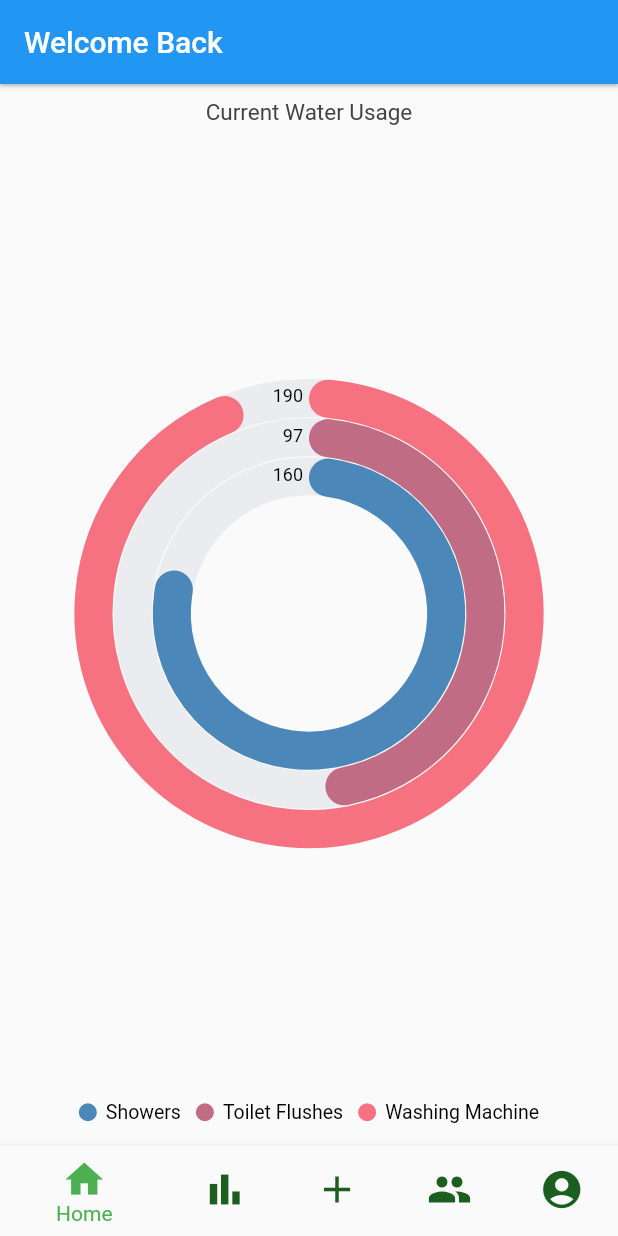
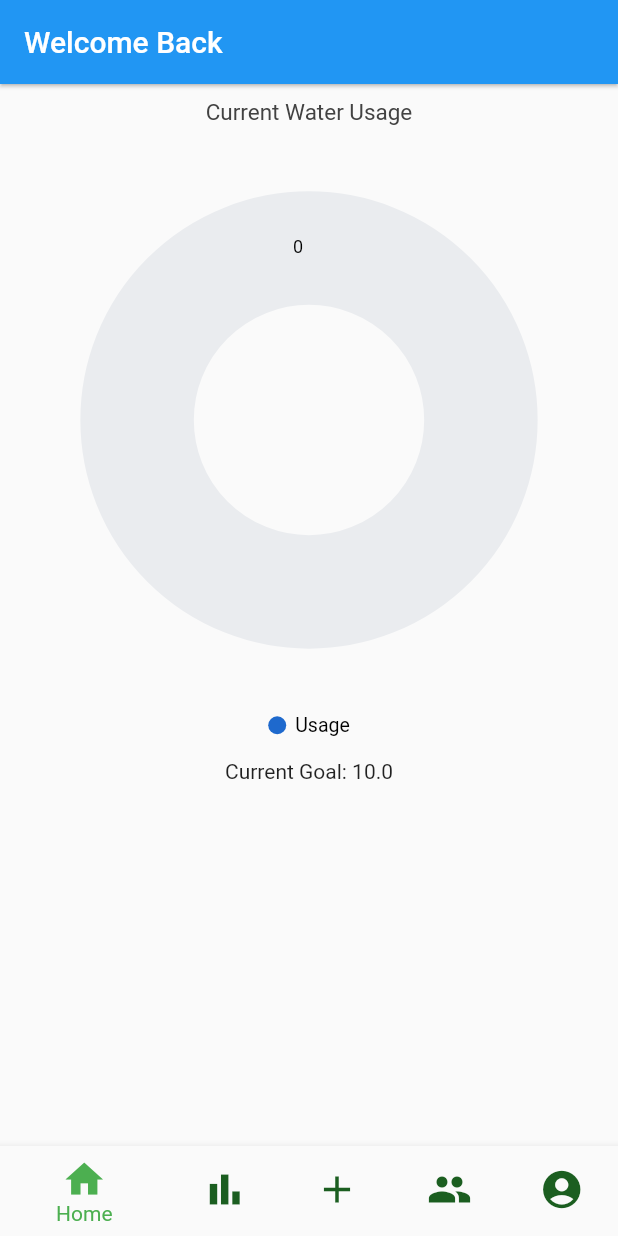
Before and after one commit to henryphilbrook02/WaterLog, a Flutter app: the mainPage screen opened directly with empty values, on a phone screen of 412 x 824 dp. Run offline on Flutter 3.47's test engine with Material 2 defaults, Android fonts, the phone set to English and light mode, and no system bars; our stand-ins replace firebase_auth, firebase_core, syncfusion_flutter_charts; accounts and stored records are empty; network calls fail.

Commit message:
Page is running with minimal errors
added a gaad amount of features to the home page but flutter is shit at using await so we need to figure a good way to handle it.

```diff
--- a/water_log_app/lib/home.dart
+++ b/water_log_app/lib/home.dart
@@ -1,7 +1,9 @@
+import 'dart:convert';
+
 import 'package:flutter/material.dart';
 import 'package:syncfusion_flutter_charts/charts.dart';
 import 'package:water_log_app/custom_theme.dart';
-
+import 'package:http/http.dart' as http;
 import 'package:water_log_app/models/userModel.dart' as userModel;
 
 
@@ -21,11 +23,13 @@ class homePage extends StatefulWidget {
   final email;
 
   userModel.User client;
+  var curGoal;
 
   homePage({
     Key? key,
     this.email,
     required this.client,
+    required this.curGoal,
   }) : super(key: key);
 
   @override
@@ -38,9 +42,10 @@ class _HomePageState extends State<homePage> {
 
   @override
   void initState() {
-    print(widget.client.getUserName());
+    //print(widget.curGoal);
     _chartData = getChartData();
     _tooltipBehavior = TooltipBehavior(enable: true);
+
     super.initState();
   }
 
@@ -51,7 +56,12 @@ class _HomePageState extends State<homePage> {
           title: Text("Welcome Back"),
           elevation: 1,
         ),
-        body: SfCircularChart(
+        body: SingleChildScrollView(
+          child:  Column(
+              children: <Widget>[
+                Container (
+                    height: 450,
+                    child: SfCircularChart(
                       title: ChartTitle(text: 'Current Water Usage'),
                       legend: Legend(
                           isVisible: true, overflowMode: LegendItemOverflowMode.wrap),
@@ -61,26 +71,64 @@ class _HomePageState extends State<homePage> {
                             dataSource: _chartData,
                             xValueMapper: (GDPData data, _) => data.continent,
                             yValueMapper: (GDPData data, _) => data.gdp,
+                            pointColorMapper: (GDPData data, _) => data.color,
                             cornerStyle: CornerStyle.bothCurve,
                             dataLabelSettings: DataLabelSettings(isVisible: true),
                             enableTooltip: true,
-                maximumValue: 200)
-          ],
-        ));
+                            maximumValue: widget.curGoal)
+                      ]
+                    )
+                ),
+                Container(
+                  child: Text(
+                    "Current Goal: "+ widget.curGoal.toString(),
+                    textAlign: TextAlign.center,
+                  ),
+                ),
+              ]
+          )
+        )
+    );
   }
 
   List<GDPData> getChartData() {
+    var color = Color.fromRGBO(30, 105, 205, 1);
+    if(widget.client.currentUsage > widget.curGoal){
+       color = Color.fromRGBO(242, 46, 46, 1);
+    }
+    else if (widget.client.currentUsage == widget.curGoal){
+      color = Color.fromRGBO(30, 205, 95, 1);
+    }
+
     final List<GDPData> chartData = [
-      GDPData('Showers', 160),
-      GDPData('Toilet Flushes', 97),
-      GDPData('Washing Machine', 190),
+      GDPData('Usage', widget.client.currentUsage, color)
     ];
+
     return chartData;
   }
 }
 
 class GDPData {
-  GDPData(this.continent, this.gdp);
+  GDPData(this.continent, this.gdp, this.color);
   final String continent;
   final int gdp;
+  final color;
 }
+
+Future<int> getCurGoal(String uname) async {
+  final response =
+  await http.get(Uri.parse('http://10.11.25.60:443/api/cur_goals/'+uname));
+
+  if (response.statusCode == 200) {
+    // If the server did return a 200 OK response,
+    // then parse the JSON.
+
+    var res = jsonDecode(response.body)[0];
+    return res['GOAL'];
+
+  } else {
+    // If the server did not return a 200 OK response,
+    // then throw an exception.
+    throw Exception('Failed to get goal');
+  }
+}
--- a/water_log_app/lib/main.dart
+++ b/water_log_app/lib/main.dart
@@ -1,3 +1,4 @@
+import 'dart:convert';
 import 'package:firebase_core/firebase_core.dart';
 import 'package:flutter/material.dart';
 import 'package:water_log_app/account.dart';
@@ -7,7 +8,7 @@ import 'package:water_log_app/log_in.dart';
 import 'package:water_log_app/friends.dart';
 import 'package:water_log_app/home.dart';
 import 'package:water_log_app/friend_stats.dart';
-
+import 'package:http/http.dart' as http;
 import 'package:water_log_app/models/userModel.dart' as userModel;
 
 void main() async {
@@ -39,14 +40,36 @@ class _mainPage extends State<mainPage> {
 
   @override
   void initState() {
+
+    double temp = 10.0;
+
     _pageOptions = [
-      homePage(client: widget.client),
+      homePage(client: widget.client, curGoal: temp),
       stats(),
       EntityCreationItem(),
       friends(),
       AccountPage(),
       statsFriends(),
     ];
+
+    Future.delayed(Duration.zero, () async {
+
+      double temp = (await getCurGoal(widget.client.userName)).toDouble();
+
+      //print(temp);
+      setState(() {
+        _pageOptions = [
+          homePage(client: widget.client, curGoal: temp),
+          stats(),
+          EntityCreationItem(),
+          friends(),
+          AccountPage(),
+          statsFriends(),
+        ];
+      });
+
+    });
+
   }
 
   @override
@@ -81,3 +104,22 @@ class _mainPage extends State<mainPage> {
         ));
   }
 }
+
+
+Future<int> getCurGoal(String uname) async {
+  final response =
+  await http.get(Uri.parse('http://10.11.25.60:443/api/cur_goals/'+uname));
+
+  if (response.statusCode == 200) {
+    // If the server did return a 200 OK response,
+    // then parse the JSON.
+
+    var res = jsonDecode(response.body)[0];
+    return res['GOAL'];
+
+  } else {
+    // If the server did not return a 200 OK response,
+    // then throw an exception.
+    throw Exception('Failed to get goal');
+  }
+}
```
Also changed, not shown: water_log_app/lib/models/userModel.dart (+0 -15 lines). Lines whose indentation alone changed are shown as unchanged.
